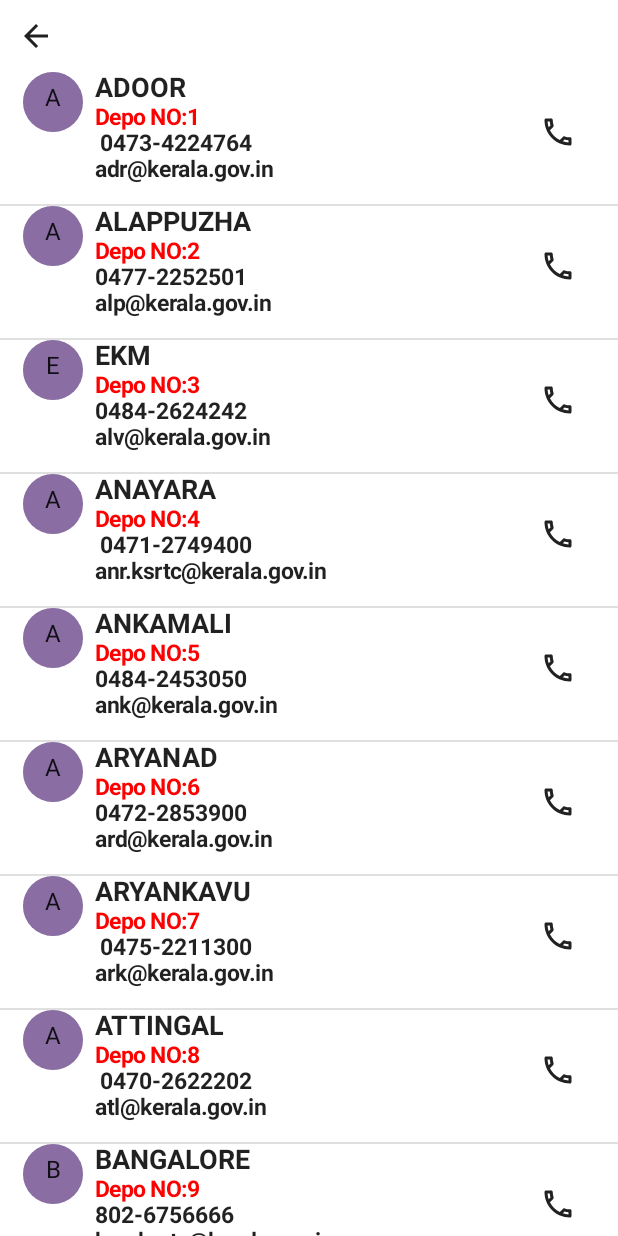
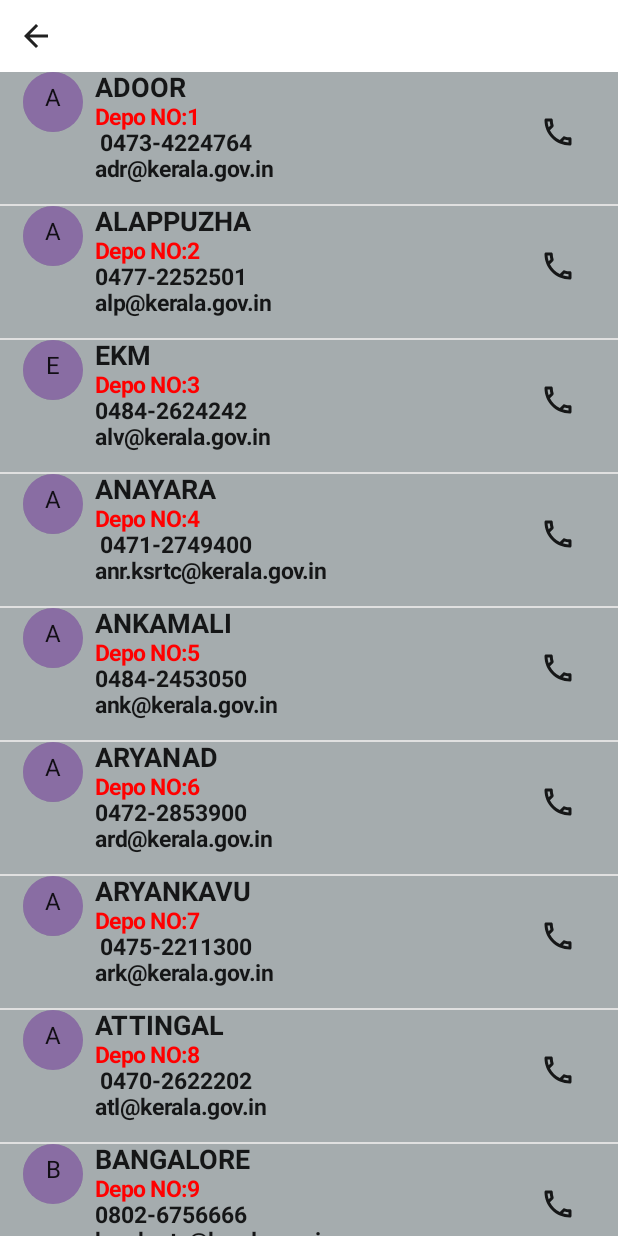
Before and after one commit to abhilashmullakkara/RealtimeDataNew, an Android app built with Jetpack Compose: the screen it shows after launch (MainActivity), after a tap on "Find my depo number", on a phone screen of 412 x 824 dp. Run offline under Robolectric (Android 15) with nearby library versions, the phone set to English and light mode, and no system bars.

```diff
--- a/app/src/main/java/com/abhilash/livedata/ui/theme/DepoListScreen.kt
+++ b/app/src/main/java/com/abhilash/livedata/ui/theme/DepoListScreen.kt
@@ -61,6 +61,7 @@ fun DepoListScreen(navController: NavController) {
 @Composable
 fun DepoItem(depoData: DepoData){
     var flag by remember { mutableStateOf(0) }
+    Surface(color = Color(0xFFA5ACAE)){
         Row(modifier = Modifier
             .fillMaxWidth()
             .padding(bottom = 8.dp)) {
@@ -101,7 +102,7 @@ fun DepoItem(depoData: DepoData){
                         .size(80.dp)
                         .padding(16.dp)
                 ) {
-                Icon(imageVector = Icons.Outlined.Phone, contentDescription = "star")
+                    Icon(imageVector = Icons.Outlined.Phone, contentDescription = "phone")
                 }
                 if (flag==1){
                     OpenDialer(phone = depoData.phone)
@@ -110,3 +111,5 @@ fun DepoItem(depoData: DepoData){
 
         }
     }
+
+}
--- a/app/src/main/java/com/abhilash/livedata/ui/theme/MenuScreen.kt
+++ b/app/src/main/java/com/abhilash/livedata/ui/theme/MenuScreen.kt
@@ -3,52 +3,144 @@ package com.abhilash.livedata.ui.theme
 import android.os.Build
 import androidx.annotation.RequiresApi
 import androidx.compose.foundation.layout.*
+import androidx.compose.foundation.rememberScrollState
+import androidx.compose.foundation.shape.CircleShape
+import androidx.compose.foundation.verticalScroll
 import androidx.compose.material.*
+import androidx.compose.material3.Text
 import androidx.compose.runtime.Composable
 import androidx.compose.ui.Modifier
 import androidx.compose.ui.graphics.Color
 import androidx.compose.ui.tooling.preview.Preview
+import androidx.compose.ui.unit.dp
+import androidx.compose.ui.unit.sp
 import androidx.navigation.NavController
 
 @RequiresApi(Build.VERSION_CODES.M)
 @Composable
 fun MenuScreen(navController: NavController) {
 
-    Surface(modifier = Modifier.fillMaxSize(), color = Color(0xFFFFFFFF)) {
+    Surface(modifier = Modifier.fillMaxSize(), color = Color(0xff90918a)) {
+        val scroll = rememberScrollState()
         Column {
-            TextButton(onClick = {
+
+                Card(
+                    modifier = Modifier
+                        .fillMaxWidth()
+                        .padding(2.dp)
+                        .height(150.dp), // Adjust the height as needed
+                    backgroundColor = Color.White,
+                    elevation = 5.dp
+                ) {
+
+                }
+
+            Column(modifier = Modifier.verticalScroll(scroll)) {
+                Card(
+                    modifier = Modifier
+                        .fillMaxWidth()
+                        .padding(10.dp)
+                        .height(100.dp), // Adjust the height as needed
+                    backgroundColor = Color.White,
+                    shape = CircleShape,
+                    elevation = 5.dp
+                ) {
+
+                    TextButton(
+                        onClick = {
                             navController.navigate("ReadScreen")
                         },
                         //colors = ButtonDefaults.buttonColors(backgroundColor = Color.White)
                     ) {
-                Text("Add/Update Schedule")
+                        Text("Add/Update Schedule", color = Color.Blue, fontSize = 20.sp)
                     }
+                }
+                Card(
+                    modifier = Modifier
+                        .fillMaxWidth()
+                        .padding(10.dp)
+                        .height(100.dp), // Adjust the height as needed
+                    backgroundColor = Color.White,
+                    shape= CircleShape,
+                    elevation = 5.dp
+                ) {
+
                     TextButton(onClick = {
                         navController.navigate("DisplayScreen")
                     }) {
-                Text("View")
+                        Text("View Schedule ", color = Color.Blue, fontSize = 20.sp)
 
                     }
+
+                }
+                Card(
+                    modifier = Modifier
+                        .fillMaxWidth()
+                        .padding(10.dp)
+                        .height(100.dp), // Adjust the height as needed
+                    backgroundColor = Color.White,
+                    shape= CircleShape,
+                    elevation = 5.dp
+                ) {
                     TextButton(onClick = {
                         navController.navigate("DeleteTripScreen")
                     }) {
-                Text("Delete Trip")
-
+                        Text("Delete Trip", color = Color.Blue, fontSize = 20.sp)
                     }
+                }
+                Card(
+                    modifier = Modifier
+                        .fillMaxWidth()
+                        .padding(10.dp)
+                        .height(100.dp), // Adjust the height as needed
+                    backgroundColor = Color.White,
+                    shape= CircleShape,
+                    elevation = 5.dp
+                ) {
                     TextButton(onClick = {
                         navController.navigate("DeleteScheduleScreen")
                     }) {
-                Text("Delete Schedule")
+                        Text("Delete Schedule", color = Color.Blue, fontSize = 20.sp)
                     }
+                }
+                Card(
+                    modifier = Modifier
+                        .fillMaxWidth()
+                        .padding(10.dp)
+                        .height(100.dp), // Adjust the height as needed
+                    backgroundColor = Color.White,
+                    shape= CircleShape,
+                    elevation = 5.dp
+                ) {
                     TextButton(onClick = {
                         navController.navigate("DepoListScreen")
                     }) {
-                Text("Find my depo number")
+                        Text("Find my depo number", color = Color.Blue, fontSize = 20.sp)
+                    }
+                }
+                //Room
+                Text("              Duty Diary", color = Color.White, fontSize =25.sp )
+                Card(
+                    modifier = Modifier
+                        .fillMaxWidth()
+                        .padding(10.dp)
+                        .height(100.dp), // Adjust the height as needed
+                    backgroundColor = Color.White,
+                    shape= CircleShape,
+                    elevation = 5.dp
+                ) {
+                    TextButton(onClick = {
+                        navController.navigate("AddDutyDiaryScreen")
+                    }) {
+                        Text("Add Duty ", color = Color.Blue, fontSize = 20.sp)
+                    }
+                }
+            }
+        }
     }
         }
 
-    }
-}
+
 @Preview(showBackground = true)
 @Composable
 fun MenuScreenPreview(){
--- a/app/src/main/java/com/abhilash/livedata/ui/theme/ScreenManager.kt
+++ b/app/src/main/java/com/abhilash/livedata/ui/theme/ScreenManager.kt
@@ -1,18 +1,23 @@
 package com.abhilash.livedata.ui.theme
 
 import DisplayScreen
+import android.os.Build
+import androidx.annotation.RequiresApi
 import androidx.compose.runtime.Composable
 import androidx.navigation.compose.NavHost
 import androidx.navigation.compose.composable
 import androidx.navigation.compose.rememberNavController
 import com.abhilash.livedata.ui.theme.read.ReadScreen
+import com.abhilash.livedata.ui.theme.userdatabase.AddDutyDiaryScreen
 
+@RequiresApi(Build.VERSION_CODES.M)
 @Composable
 fun MyApp(){
    ScreenManager()
 }
 
 
+@RequiresApi(Build.VERSION_CODES.M)
 @Composable
 fun ScreenManager(){
     val navController= rememberNavController()
@@ -35,5 +40,8 @@ fun ScreenManager(){
         composable("DepoListScreen"){
             DepoListScreen(navController)
         }
+        composable("AddDutyDiaryScreen"){
+            AddDutyDiaryScreen(navController)
+        }
     }
 }
--- a/app/src/main/java/com/abhilash/livedata/ui/theme/database/DatabseOfAddress.kt
+++ b/app/src/main/java/com/abhilash/livedata/ui/theme/database/DatabseOfAddress.kt
@@ -52,7 +52,7 @@ val depoList=listOf(
     DepoData(
         9	,
         "BANGALORE",
-        "802-6756666",
+        "0802-6756666",
         "bng.ksrtc@kerala.gov.in"
     ),
     DepoData(
@@ -76,7 +76,7 @@ val depoList=listOf(
     DepoData(
         13,
         "CHATHANNUR",
-        "474-2592900",
+        "0474-2592900",
         "cht@kerala.gov.in"
    ),
     DepoData(
@@ -88,13 +88,13 @@ val depoList=listOf(
     DepoData(
         15,
         "CHERTHALA",
-	    "478-2812582",
+	    "0478-2812582",
         "ctl@kerala.gov.in"
     ),
     DepoData(
         16,
         "CHITOOR",
-	 "492-3227488",
+	 "0492-3227488",
     "ctr@kerala.gov.in"
     ),
     DepoData(
@@ -165,7 +165,7 @@ val depoList=listOf(
     DepoData(
         28,
         "KANNUR",
-        "497-2707777",
+        "0497-2707777",
         "knr@kerala.gov.in"
     ),
     DepoData(
@@ -173,88 +173,98 @@ val depoList=listOf(
         "KARUNAGAPALLY",
 	    "0476-2620466",
         " knp@kerala.gov.in"
-)
+),
+    DepoData(
+        30,
+        "KASARAGOD",
+        "0499-4230677",
+        "kgd@kerala.gov.in"
+    ),
+    DepoData(
+        31,
+        "KATTAKADA",
+        "0471-2290381",
+        "ktd@kerala.gov.in"
+    ),
+    DepoData(
+        32,
+        "KATTAPPANA",
+        "0486-8252333",
+        "ktp@kerala.gov.in"
+    ),
+    DepoData(
+        33,
+        "KAYAMKULAM",
+ 	    "0479-2442022",
+        "kym@kerala.gov.in"
+    ),
+    DepoData(
+        34,
+        "KILIMANOOR",
+        "0470-2672217",
+        "kmr@kerala.gov.in"
+    ),
+    DepoData(
+        35,
+        "KODUNGALOOR",
+    	"0480-2803155",
+        "kdr@kerala.gov.in"
+    ),
+    DepoData(
+        36,
+        "KOLLAM",
+        "0474-2752008",
+        "klm@kerala.gov.in"
+    ),
+    DepoData(
+        37,
+        "KONNI",
+        "0468-2244555",
+        "kni@kerala.gov.in"
+    ),
+    DepoData(
+        38,
+        "KOOTHATTUKULAM",
+        "0485-2253444",
+        "kkm@kerala.gov.in"
+    ),
+    DepoData(
+        39,
+        "KOTHAMANGALAM",
+        "0485-2862202",
+        "kmg@kerala.gov.in"
+    ),
+    DepoData(
+        40,
+        "KOTTARAKKARA",
+        "0474-2452622",
+        "ktr@kerala.gov.in"
+    ),
+    DepoData(
+        41,	"KOTTAYAM",
+        "0481-2562908",
+        "ktm@kerala.gov.in"
+    ),
+    DepoData(
+        42,
+        "KOZHIKODE",
+        "0495-2723796",
+        "kkd@kerala.gov.in"
+    ),
+    DepoData(
+        43,	"KULATHUPUZHA",
+        "0475-2318777",
+        "klp@kerala.gov.in"
+    ),
+    DepoData(
+        44,
+        "KUMALY",
+        "0486-9224242",
+        "kmy@kerala.gov.in"
+    )
+
 
 )
-//
-//OFFICE OF THE ASSISTANT TRANSPORT OFFICER, KSRTC, KANNUR
-//
-//OFFICE OF THE ASSISTANT TRANSPORT OFFICER, KSRTC, KARUNAGAPALLY
-//30	KASARAGOD
-//Zone:NORTH
-//Dist: KGD	 0499-4230677
-//kgd@kerala.gov.in
-//OFFICE OF THE ASSISTANT TRANSPORT OFFICER, KSRTC, KASARAGOD
-//31	KATTAKADA
-//Zone:SOUTH
-//Dist: TVM	 0471-2290381
-//ktd@kerala.gov.in
-//OFFICE OF THE ASSISTANT TRANSPORT OFFICER, KSRTC, KATTAKADA
-//32	KATTAPPANA
-//Zone:CENTRAL
-//Dist: IDK	 0486-8252333
-//ktp@kerala.gov.in
-//OFFICE OF THE ASSISTANT TRANSPORT OFFICER, KSRTC, KATTAPPANA
-//33	KAYAMKULAM
-//Zone:CENTRAL
-//Dist: ALP	 0479-2442022
-//kym@kerala.gov.in
-//OFFICE OF THE ASSISTANT TRANSPORT OFFICER, KSRTC, KAYAMKULAM
-//34	KILIMANOOR
-//Zone:SOUTH
-//Dist: TVM	 0470-2672217
-//kmr@kerala.gov.in
-//OFFICE OF THE ASSISTANT TRANSPORT OFFICER, KSRTC, KILIMANOOR
-//35	KODUNGALOOR
-//Zone:CENTRAL
-//Dist: TSR	 0480-2803155
-//kdr@kerala.gov.in
-//OFFICE OF THE ASSISTANT TRANSPORT OFFICER, KSRTC, KODUNGALOOR
-//36	KOLLAM
-//Zone:SOUTH
-//Dist: KLM	 0474-2752008
-//klm@kerala.gov.in
-//OFFICE OF THE ASSISTANT TRANSPORT OFFICER, KSRTC, KOLLAM
-//37	KONNI
-//Zone:SOUTH
-//Dist: PTA	 0468-2244555
-//kni@kerala.gov.in
-//OFFICE OF THE ASSISTANT TRANSPORT OFFICER, KSRTC, KONNI
-//38	KOOTHATTUKULAM
-//Zone:CENTRAL
-//Dist: EKM	 0485-2253444
-//kkm@kerala.gov.in
-//OFFICE OF THE ASSISTANT TRANSPORT OFFICER, KSRTC, KOOTHATTUKULAM
-//39	KOTHAMANGALAM
-//Zone:CENTRAL
-//Dist: EKM	 0485-2862202
-//kmg@kerala.gov.in
-//OFFICE OF THE ASSISTANT TRANSPORT OFFICER, KSRTC, KOTHAMANGALAM
-//40	KOTTARAKKARA
-//Zone:SOUTH
-//Dist: KLM	 0474-2452622
-//ktr@kerala.gov.in
-//OFFICE OF THE ASSISTANT TRANSPORT OFFICER, KSRTC, KOTTARAKKARA
-//41	KOTTAYAM
-//Zone:CENTRAL
-//Dist: KTM	 0481-2562908
-//ktm@kerala.gov.in
-//OFFICE OF THE ASSISTANT TRANSPORT OFFICER, KSRTC, KOTTAYAM
-//42	KOZHIKODE
-//Zone:NORTH
-//Dist: KKD	 0495-2723796
-//kkd@kerala.gov.in
-//OFFICE OF THE ASSISTANT TRANSPORT OFFICER, KSRTC, KOZHIKODE
-//43	KULATHUPUZHA
-//Zone:SOUTH
-//Dist: KLM	 0475-2318777
-//klp@kerala.gov.in
-//OFFICE OF THE ASSISTANT TRANSPORT OFFICER, KSRTC, KULATHUPUZHA
-//44	KUMALY
-//Zone:CENTRAL
-//Dist: IDK	 0486-9224242
-//kmy@kerala.gov.in
-//OFFICE OF THE ASSISTANT TRANSPORT OFFICER, KSRTC, KUMALY
 //45	MALA
 //Zone:CENTRAL
 //Dist: TSR	 0480-2890438
--- /dev/null
+++ b/app/src/main/res/drawable/ic_android.xml
@@ -0,0 +1,4 @@
+<?xml version="1.0" encoding="utf-8"?>
+<selector xmlns:android="http://schemas.android.com/apk/res/android">
+
+</selector>
```
Also changed, not shown: app/build.gradle (+11 -1 lines), app/src/main/java/DisplayScreen.kt (+19 -0 lines), app/src/main/java/com/abhilash/livedata/ui/theme/CheckBox.kt (added, +45 -0 lines), app/src/main/java/com/abhilash/livedata/ui/theme/userdatabase/AddDutyDiaryScreen.kt (added, +129 -0 lines), app/src/main/java/com/abhilash/livedata/ui/theme/userdatabase/Employee.kt (added, +16 -0 lines), app/src/main/java/com/abhilash/livedata/ui/theme/userdatabase/EmployeeDB.kt (added, +20 -0 lines), app/src/main/java/com/abhilash/livedata/ui/theme/userdatabase/EmployeeDao.kt (added, +10 -0 lines). Lines whose indentation alone changed are shown as unchanged.
